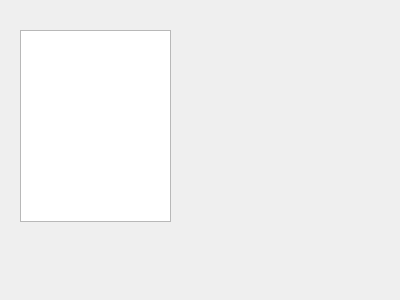
The window that formlayer.ui (rosymaro/qt_pexviewer) describes before a commit, drawn with Qt 5.
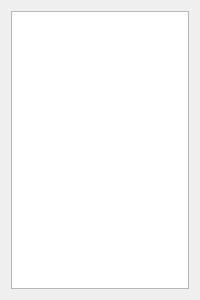
The same window after the commit.

Diff of the .ui file:
```diff
--- a/formlayer.ui
+++ b/formlayer.ui
@@ -6,23 +6,18 @@
    <rect>
     <x>0</x>
     <y>0</y>
-    <width>400</width>
+    <width>200</width>
     <height>300</height>
    </rect>
   </property>
   <property name="windowTitle">
    <string>Dialog</string>
   </property>
-  <widget class="QListWidget" name="listWidget">
-   <property name="geometry">
-    <rect>
-     <x>20</x>
-     <y>30</y>
-     <width>151</width>
-     <height>192</height>
-    </rect>
-   </property>
-  </widget>
+  <layout class="QVBoxLayout" name="verticalLayout">
+   <item>
+    <widget class="QListWidget" name="listWidget"/>
+   </item>
+  </layout>
  </widget>
  <resources/>
  <connections/>
```
